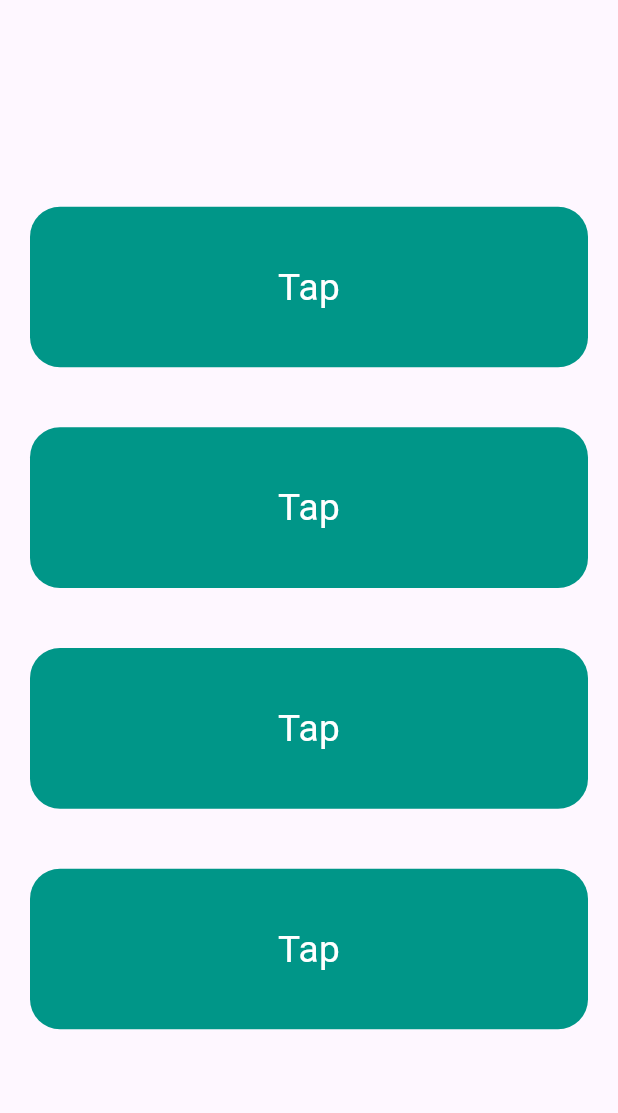
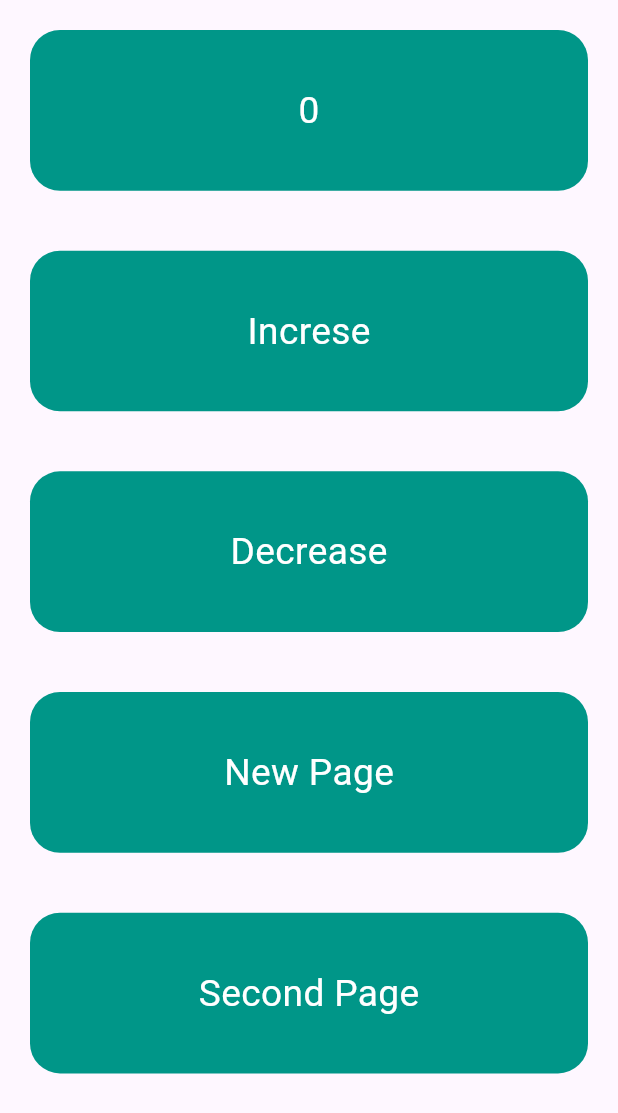
Before and after one commit to Abinberly/intern_design, a Flutter app: the screen it shows after launch, on a phone screen of 412 x 824 dp. Shown: the top 1113 px of the screen. Run offline on Flutter 3.47's test engine with Material 2 defaults, Android fonts, the phone set to English and light mode, and no system bars; our stand-ins replace get.

Commit message:
initial commit

```diff
--- a/lib/app_buttons.dart
+++ b/lib/app_buttons.dart
@@ -2,8 +2,8 @@
 
 class AppButton extends StatelessWidget {
   final String title;
-  final VoidCallback onTap;
-  const AppButton({super.key, required this.title, required this.onTap});
+  final VoidCallback? onTap;
+  const AppButton({super.key, required this.title,  this.onTap});
 
   @override
   Widget build(BuildContext context) {
--- /dev/null
+++ b/lib/controllers/tap_controller.dart
@@ -0,0 +1,15 @@
+import 'package:get/get.dart';
+
+class TapController extends GetxController{
+  int _x = 0;
+  int get x => _x;
+
+  void increaseX(){
+    _x++;
+    update();
+  }
+  void decreaseX(){
+    _x--;
+    update();
+  }
+}
--- a/lib/home_page.dart
+++ b/lib/home_page.dart
@@ -1,23 +1,40 @@
 import 'package:flutter/material.dart';
+import 'package:get/get.dart';
 import 'package:intern_design/app_buttons.dart';
+import 'package:intern_design/controllers/tap_controller.dart';
+import 'package:intern_design/new_page.dart';
+import 'package:intern_design/second_page.dart';
 
 class HomePage extends StatelessWidget {
   const HomePage({super.key});
 
   @override
   Widget build(BuildContext context) {
+    TapController controller = Get.put(TapController());
     return Scaffold(
       body: SizedBox(
         height: double.maxFinite,
         width: double.maxFinite,
-        child:  Column(
-          mainAxisAlignment: MainAxisAlignment.center,
-          children: [
-            AppButton(title: "Tap", onTap: (){}),
-            AppButton(title: "Tap", onTap: (){}),
-            AppButton(title: "Tap", onTap: (){}),
-            AppButton(title: "Tap", onTap: (){}),
-          ],
+        child:  SingleChildScrollView(
+          child: Column(
+            mainAxisAlignment: MainAxisAlignment.center,
+            children: [
+              GetBuilder<TapController>(builder:(_){
+                return AppButton(title: controller.x.toString(),);},),
+              AppButton(title: "Increse", onTap: (){
+                controller.increaseX();
+              }),
+              AppButton(title: "Decrease", onTap: (){
+                controller.decreaseX();
+              }),
+               AppButton(title: "New Page", onTap: (){
+                Get.to(()=>const NewPage());
+              }),
+              AppButton(title: "Second Page", onTap: (){
+                Get.to(()=>const SecondPage());
+              }),
+            ],
+          ),
         ),
       ),
     );
--- a/lib/main.dart
+++ b/lib/main.dart
@@ -1,4 +1,5 @@
 import 'package:flutter/material.dart';
+import 'package:get/get.dart';
 import 'package:intern_design/home_page.dart';
 void main() {
   runApp(const MyApp());
@@ -9,7 +10,7 @@
   // This widget is the root of your application.
   @override
   Widget build(BuildContext context) {
-    return MaterialApp(
+    return GetMaterialApp(
       title: 'Get',
       theme: ThemeData(
         colorScheme: ColorScheme.fromSeed(seedColor: Colors.deepPurple),
```
Also changed, not shown: lib/new_page.dart (added, +37 -0 lines), lib/second_page.dart (added, +27 -0 lines), lib/third_page.dart (added, +31 -0 lines), pubspec.yaml (+74 -1 lines).
